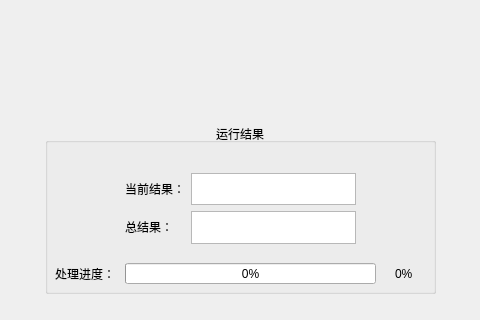
kanyuanzhi/pyqt-template, file MainWindow.ui: the form before one commit; both pictures show x 185 to 665 and y 280 to 600 of the 800 by 600 pixel window.
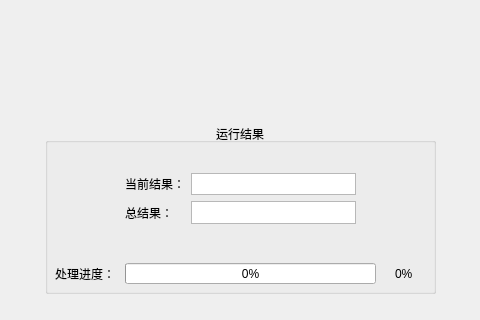
The form after the commit.

```diff
--- a/MainWindow.ui
+++ b/MainWindow.ui
@@ -77,7 +77,7 @@
        <x>80</x>
        <y>50</y>
        <width>231</width>
-       <height>71</height>
+       <height>51</height>
       </rect>
      </property>
      <layout class="QFormLayout" name="formLayout">
```
Left out of the diff: 2 changed lines with no effect on the pictures.
